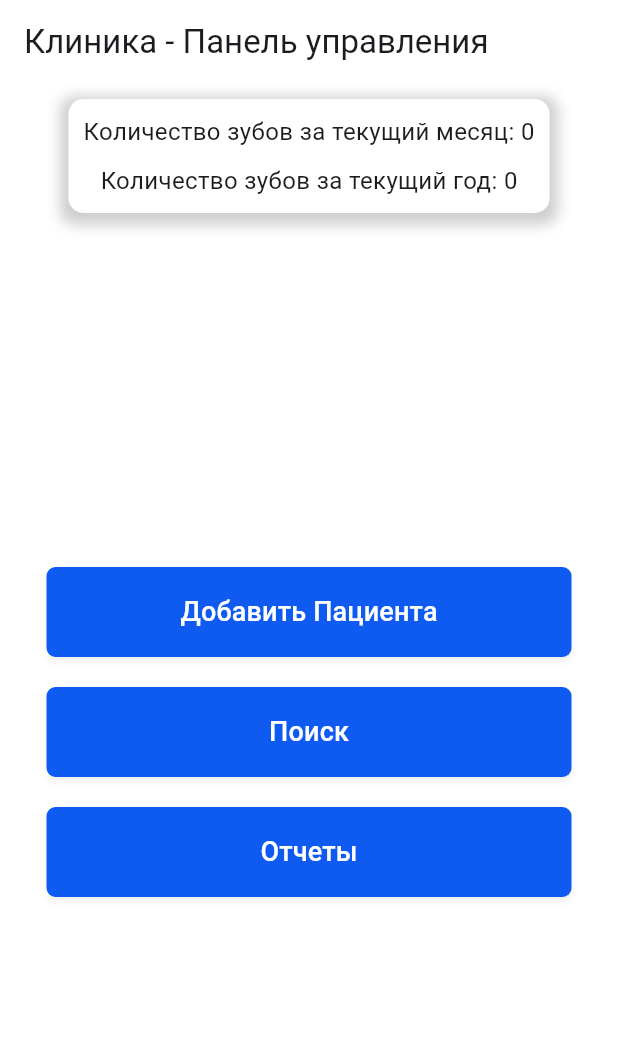
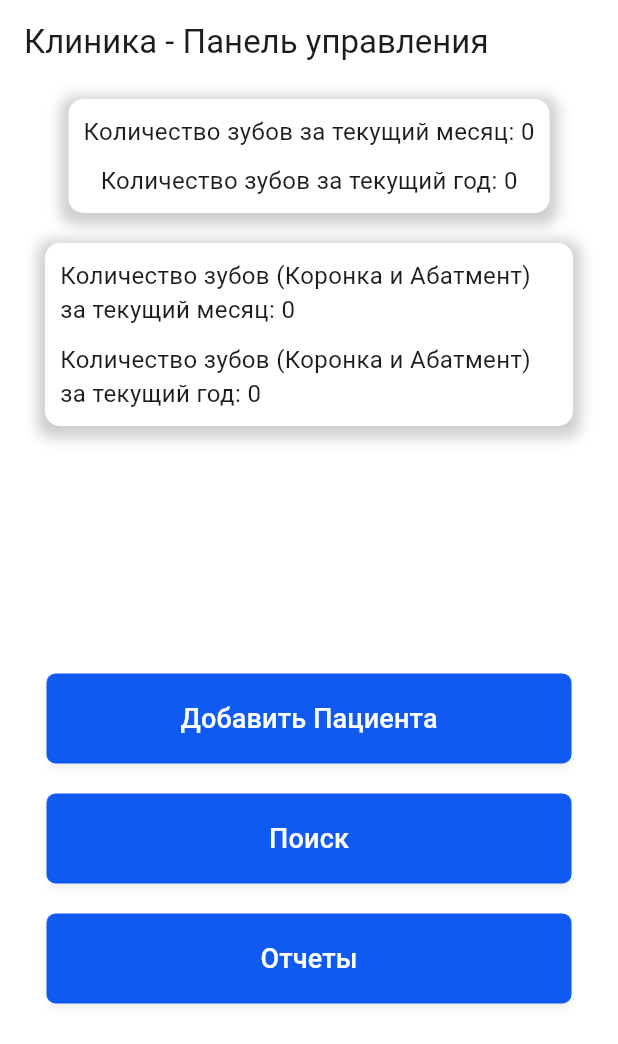
Before and after one commit to greatgreek73/ClinicDB, a Flutter app: the screen it shows after launch, on a phone screen of 412 x 824 dp. Shown: the top 1044 px of the screen. Run offline on Flutter 3.47's test engine with Material 3 defaults, Android fonts, the phone set to English and light mode, and no system bars; our stand-ins replace cloud_firestore, firebase_core, firebase_storage, flutter_masked_text2, image_picker, shared_preferences; accounts and stored records are empty.

Commit message:
20.01.24

```diff
--- a/lib/main.dart
+++ b/lib/main.dart
@@ -55,6 +55,7 @@ class LoginPage extends StatelessWidget {
         child: Column(
           children: [
             ImplantationSummaryWidget(),
+            CrownAndAbutmentSummaryWidget(),
             Expanded(
               child: Center(
                 child: Wrap(
@@ -126,8 +127,8 @@ class _ImplantationSummaryWidgetState extends State<ImplantationSummaryWidget> {
         .get()
         .then((snapshot) {
           setState(() {
-            totalTeethCountMonth = snapshot.docs.fold(0, (sum, doc) {
-              List toothNumbers = doc['toothNumber'] ?? [];
+            totalTeethCountMonth = snapshot.docs.fold<int>(0, (int sum, doc) {
+              var toothNumbers = List.from(doc['toothNumber'] ?? []);
               return sum + toothNumbers.length;
             });
           });
@@ -141,8 +142,8 @@ class _ImplantationSummaryWidgetState extends State<ImplantationSummaryWidget> {
         .get()
         .then((snapshot) {
           setState(() {
-            totalTeethCountYear = snapshot.docs.fold(0, (sum, doc) {
-              List toothNumbers = doc['toothNumber'] ?? [];
+            totalTeethCountYear = snapshot.docs.fold<int>(0, (int sum, doc) {
+              var toothNumbers = List.from(doc['toothNumber'] ?? []);
               return sum + toothNumbers.length;
             });
           });
@@ -182,3 +183,89 @@ class _ImplantationSummaryWidgetState extends State<ImplantationSummaryWidget> {
     );
   }
 }
+
+class CrownAndAbutmentSummaryWidget extends StatefulWidget {
+  @override
+  _CrownAndAbutmentSummaryWidgetState createState() => _CrownAndAbutmentSummaryWidgetState();
+}
+
+class _CrownAndAbutmentSummaryWidgetState extends State<CrownAndAbutmentSummaryWidget> {
+  DateTime get firstDateOfMonth => DateTime(DateTime.now().year, DateTime.now().month, 1);
+  DateTime get lastDateOfMonth => DateTime(DateTime.now().year, DateTime.now().month + 1, 0, 23, 59, 59);
+  DateTime get firstDateOfYear => DateTime(DateTime.now().year, 1, 1);
+  DateTime get lastDateOfYear => DateTime(DateTime.now().year, 12, 31, 23, 59, 59);
+
+  int totalTeethCountMonth = 0;
+  int totalTeethCountYear = 0;
+
+  @override
+  void initState() {
+    super.initState();
+    calculateStatistics();
+  }
+
+  void calculateStatistics() {
+    FirebaseFirestore.instance
+        .collection('treatments')
+        .where('treatmentType', whereIn: ['Коронка', 'Абатмент'])
+        .where('date', isGreaterThanOrEqualTo: firstDateOfMonth)
+        .where('date', isLessThanOrEqualTo: lastDateOfMonth)
+        .get()
+        .then((snapshot) {
+          setState(() {
+            totalTeethCountMonth = snapshot.docs.fold<int>(0, (int sum, doc) {
+              var toothNumbers = List.from(doc['toothNumber'] ?? []);
+              return sum + toothNumbers.length;
+            });
+          });
+        });
+
+    FirebaseFirestore.instance
+        .collection('treatments')
+        .where('treatmentType', whereIn: ['Коронка', 'Абатмент'])
+        .where('date', isGreaterThanOrEqualTo: firstDateOfYear)
+        .where('date', isLessThanOrEqualTo: lastDateOfYear)
+        .get()
+        .then((snapshot) {
+          setState(() {
+            totalTeethCountYear = snapshot.docs.fold<int>(0, (int sum, doc) {
+              var toothNumbers = List.from(doc['toothNumber'] ?? []);
+              return sum + toothNumbers.length;
+            });
+          });
+        });
+  }
+
+  @override
+  Widget build(BuildContext context) {
+    return Container(
+      padding: EdgeInsets.all(10),
+      margin: EdgeInsets.all(10),
+      decoration: BoxDecoration(
+        color: Colors.white,
+        borderRadius: BorderRadius.circular(10),
+        boxShadow: [
+          BoxShadow(
+            color: Colors.grey.withOpacity(0.5),
+            spreadRadius: 5,
+            blurRadius: 7,
+            offset: Offset(0, 3),
+          ),
+        ],
+      ),
+      child: Column(
+        children: [
+          Text(
+            'Количество зубов (Коронка и Абатмент) за текущий месяц: $totalTeethCountMonth',
+            style: TextStyle(fontSize: 16),
+          ),
+          SizedBox(height: 10),
+          Text(
+            'Количество зубов (Коронка и Абатмент) за текущий год: $totalTeethCountYear',
+            style: TextStyle(fontSize: 16),
+          ),
+        ],
+      ),
+    );
+  }
+}
```
